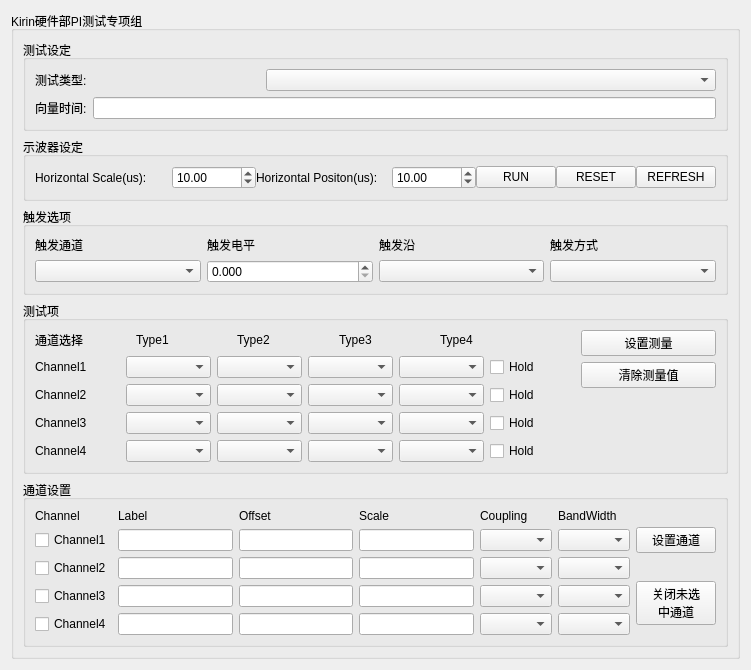
This is instrumentwidget.ui in Amrf000/PIAutotest as Qt 5 draws it before an edit. The edited form follows.
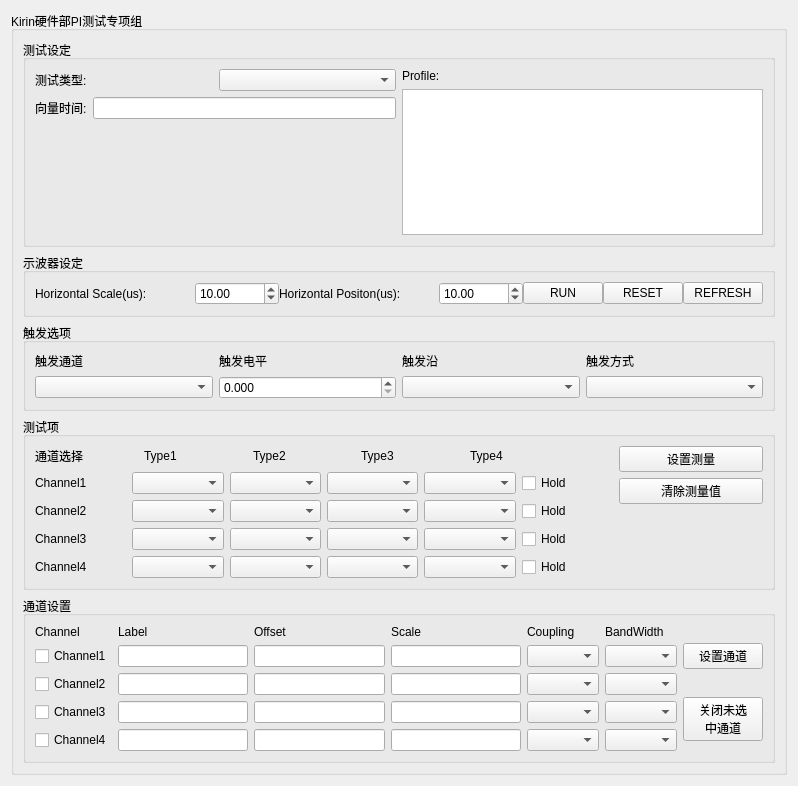
This is the edited form.

Patch:
```diff
--- a/instrumentwidget.ui
+++ b/instrumentwidget.ui
@@ -6,14 +6,14 @@
    <rect>
     <x>0</x>
     <y>0</y>
-    <width>751</width>
-    <height>637</height>
+    <width>798</width>
+    <height>786</height>
    </rect>
   </property>
   <property name="windowTitle">
    <string>Form</string>
   </property>
-  <layout class="QVBoxLayout" name="verticalLayout_5">
+  <layout class="QVBoxLayout" name="verticalLayout_7">
    <item>
     <widget class="QGroupBox" name="groupBox_ctrl_2">
      <property name="title">
@@ -29,17 +29,19 @@
           </property>
           <layout class="QVBoxLayout" name="verticalLayout_10">
            <item>
-            <layout class="QVBoxLayout" name="verticalLayout_3">
+            <layout class="QHBoxLayout" name="horizontalLayout_12">
              <item>
-              <layout class="QGridLayout" name="gridLayout_9" columnstretch="1,2">
-               <item row="0" column="0">
+              <layout class="QVBoxLayout" name="verticalLayout_5">
+               <item>
+                <layout class="QHBoxLayout" name="horizontalLayout_11">
+                 <item>
                 <widget class="QLabel" name="label_44">
                  <property name="text">
                   <string>测试类型:</string>
                  </property>
                 </widget>
                </item>
-               <item row="0" column="1">
+                 <item>
                 <widget class="QComboBox" name="comboBox_Slect_Model"/>
                </item>
               </layout>
@@ -55,6 +57,35 @@
                </item>
                <item>
                 <widget class="QLineEdit" name="lineEdit_vec_time"/>
+                 </item>
+                </layout>
+               </item>
+               <item>
+                <spacer name="verticalSpacer_2">
+                 <property name="orientation">
+                  <enum>Qt::Vertical</enum>
+                 </property>
+                 <property name="sizeHint" stdset="0">
+                  <size>
+                   <width>20</width>
+                   <height>40</height>
+                  </size>
+                 </property>
+                </spacer>
+               </item>
+              </layout>
+             </item>
+             <item>
+              <layout class="QVBoxLayout" name="verticalLayout_3">
+               <item>
+                <widget class="QLabel" name="label_5">
+                 <property name="text">
+                  <string>Profile:</string>
+                 </property>
+                </widget>
+               </item>
+               <item>
+                <widget class="QTextEdit" name="textEditProfile"/>
                </item>
               </layout>
              </item>
```
Lines whose indentation alone changed are shown as unchanged.
